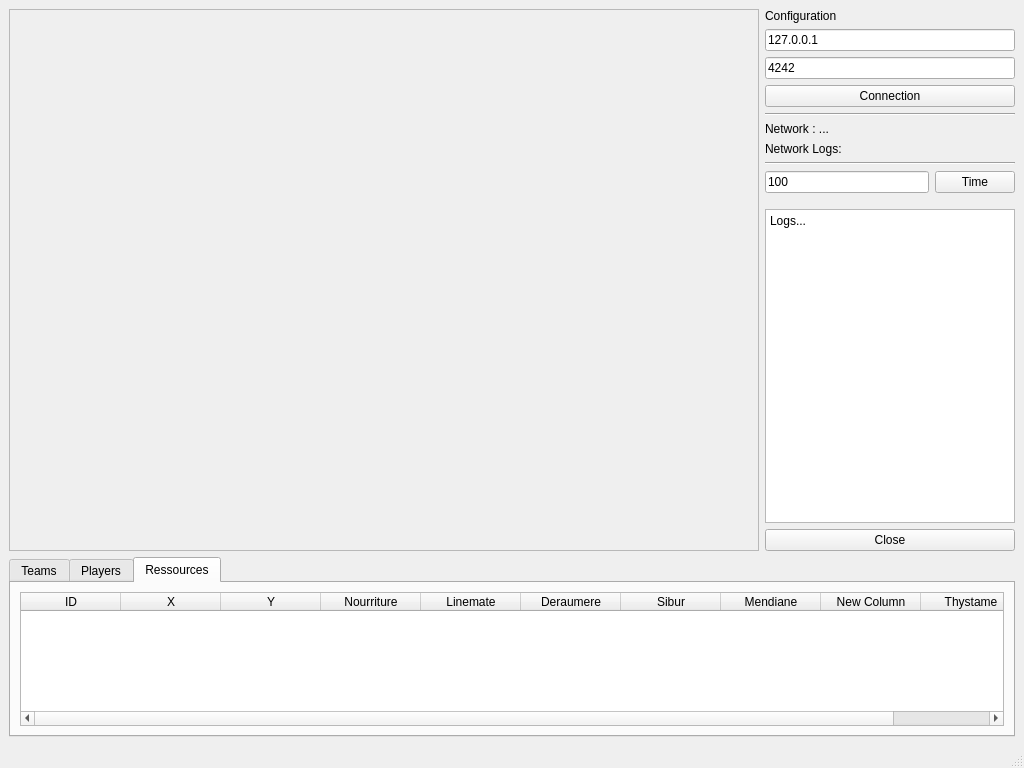
Old version of the form clientqt/src/UI/MainWindow.ui in the repository Armaldio/zappy.
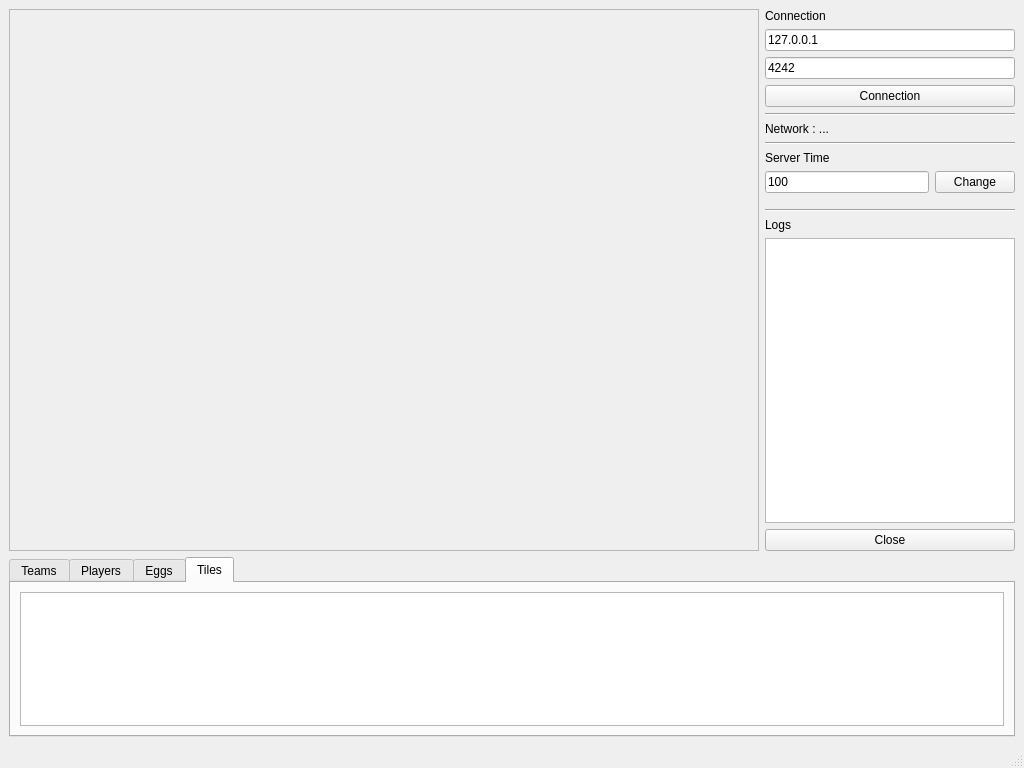
New version of the form. The open tabs and pages were chosen to show the change.

```diff
--- a/clientqt/src/UI/MainWindow.ui
+++ b/clientqt/src/UI/MainWindow.ui
@@ -45,7 +45,7 @@
              </size>
             </property>
             <property name="text">
-             <string>Configuration</string>
+             <string>Connection</string>
             </property>
            </widget>
           </item>
@@ -90,13 +90,6 @@
             </property>
            </widget>
           </item>
-          <item>
-           <widget class="QLabel" name="label_3">
-            <property name="text">
-             <string>Network Logs:</string>
-            </property>
-           </widget>
-          </item>
           <item>
            <widget class="Line" name="line_2">
             <property name="orientation">
@@ -104,6 +97,13 @@
             </property>
            </widget>
           </item>
+          <item>
+           <widget class="QLabel" name="label_2">
+            <property name="text">
+             <string>Server Time</string>
+            </property>
+           </widget>
+          </item>
           <item>
            <layout class="QHBoxLayout" name="horizontalLayout">
             <property name="bottomMargin">
@@ -119,12 +119,26 @@
             <item>
              <widget class="QPushButton" name="changeTimeButton">
               <property name="text">
-               <string>Time</string>
+               <string>Change</string>
               </property>
              </widget>
             </item>
            </layout>
           </item>
+          <item>
+           <widget class="Line" name="line_3">
+            <property name="orientation">
+             <enum>Qt::Horizontal</enum>
+            </property>
+           </widget>
+          </item>
+          <item>
+           <widget class="QLabel" name="label_3">
+            <property name="text">
+             <string>Logs</string>
+            </property>
+           </widget>
+          </item>
           <item>
            <widget class="QTextBrowser" name="logsBrowser">
             <property name="html">
@@ -132,7 +146,7 @@
 &lt;html&gt;&lt;head&gt;&lt;meta name=&quot;qrichtext&quot; content=&quot;1&quot; /&gt;&lt;style type=&quot;text/css&quot;&gt;
 p, li { white-space: pre-wrap; }
 &lt;/style&gt;&lt;/head&gt;&lt;body style=&quot; font-family:'Sans Serif'; font-size:9pt; font-weight:400; font-style:normal;&quot;&gt;
-&lt;p style=&quot; margin-top:0px; margin-bottom:0px; margin-left:0px; margin-right:0px; -qt-block-indent:0; text-indent:0px;&quot;&gt;Logs...&lt;/p&gt;&lt;/body&gt;&lt;/html&gt;</string>
+&lt;p style=&quot;-qt-paragraph-type:empty; margin-top:0px; margin-bottom:0px; margin-left:0px; margin-right:0px; -qt-block-indent:0; text-indent:0px;&quot;&gt;&lt;br /&gt;&lt;/p&gt;&lt;/body&gt;&lt;/html&gt;</string>
             </property>
            </widget>
           </item>
@@ -212,7 +226,21 @@
          </attribute>
          <layout class="QGridLayout" name="gridLayout_4">
           <item row="0" column="0">
-           <widget class="QTableWidget" name="PlayersTable">
+           <widget class="QTableView" name="playersTable">
+            <attribute name="verticalHeaderCascadingSectionResizes">
+             <bool>true</bool>
+            </attribute>
+           </widget>
+          </item>
+         </layout>
+        </widget>
+        <widget class="QWidget" name="EggsTab">
+         <attribute name="title">
+          <string>Eggs</string>
+         </attribute>
+         <layout class="QGridLayout" name="gridLayout_6">
+          <item row="0" column="0">
+           <widget class="QTableView" name="eggsTable">
             <attribute name="horizontalHeaderStretchLastSection">
              <bool>true</bool>
             </attribute>
@@ -262,61 +290,14 @@
         </widget>
         <widget class="QWidget" name="RessourcesTab">
          <attribute name="title">
-          <string>Ressources</string>
+          <string>Tiles</string>
          </attribute>
          <layout class="QGridLayout" name="gridLayout_5">
           <item row="0" column="0">
-           <widget class="QTableWidget" name="RessourcesTable">
-            <column>
-             <property name="text">
-              <string>ID</string>
-             </property>
-            </column>
-            <column>
-             <property name="text">
-              <string>X</string>
-             </property>
-            </column>
-            <column>
-             <property name="text">
-              <string>Y</string>
-             </property>
-            </column>
-            <column>
-             <property name="text">
-              <string>Nourriture</string>
-             </property>
-            </column>
-            <column>
-             <property name="text">
-              <string>Linemate</string>
-             </property>
-            </column>
-            <column>
-             <property name="text">
-              <string>Deraumere</string>
-             </property>
-            </column>
-            <column>
-             <property name="text">
-              <string>Sibur</string>
-             </property>
-            </column>
-            <column>
-             <property name="text">
-              <string>Mendiane</string>
-             </property>
-            </column>
-            <column>
-             <property name="text">
-              <string>New Column</string>
-             </property>
-            </column>
-            <column>
-             <property name="text">
-              <string>Thystame</string>
-             </property>
-            </column>
+           <widget class="QTableView" name="tilesTable">
+            <attribute name="horizontalHeaderStretchLastSection">
+             <bool>true</bool>
+            </attribute>
            </widget>
           </item>
          </layout>
```
Left out of the diff: 46 changed lines with no effect on the pictures.
